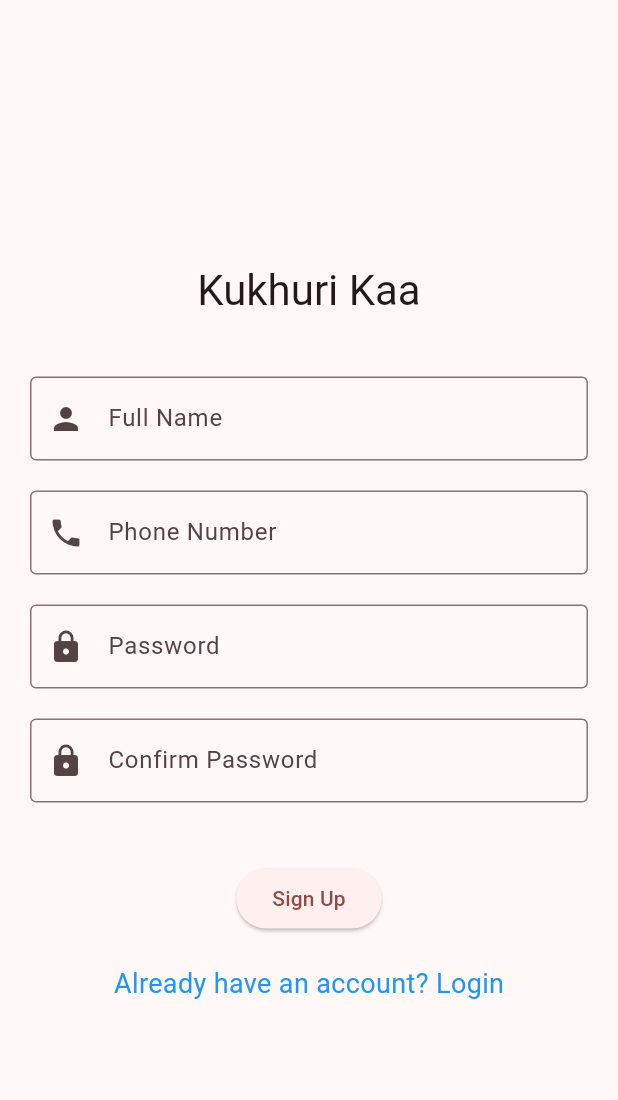
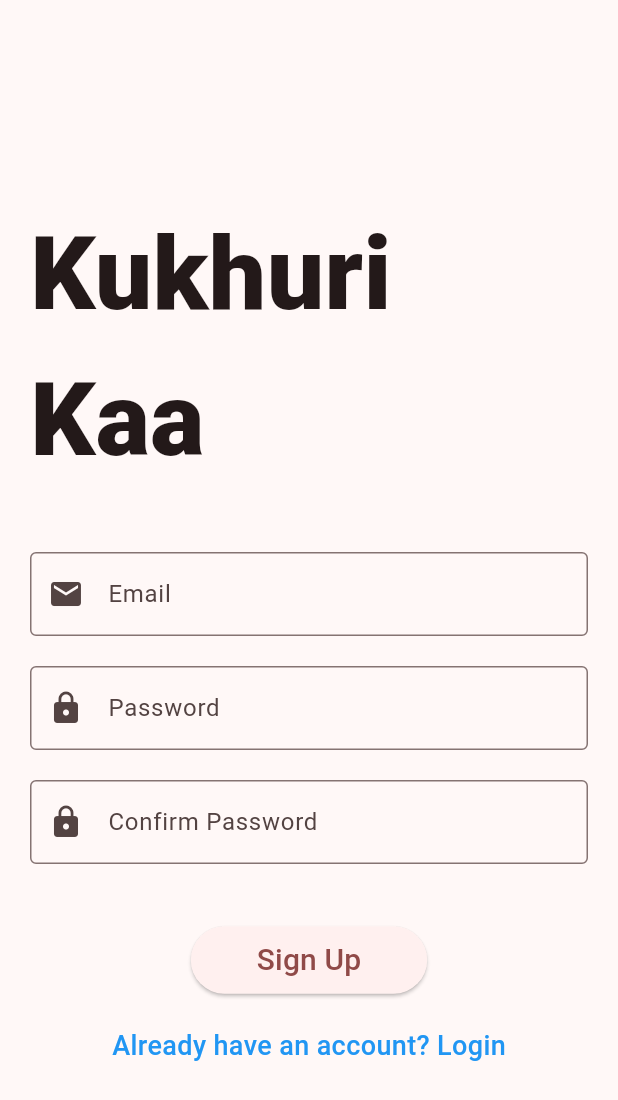
Before and after one commit to NabinPaudel001/KukhuriKaa, a Flutter app: the screen it shows after launch, after a tap on an icon or button, on a phone screen of 412 x 824 dp. Shown: the top 1100 px of the screen. Run offline on Flutter 3.47's test engine with Material 3 defaults, Android fonts, the phone set to English and light mode, and no system bars; our stand-ins replace dashed_circular_progress_bar, firebase_auth, firebase_core, fl_chart, google_nav_bar; accounts and stored records are empty; network calls fail.

Commit message:
Authentication System for Login and Signup implemented.

```diff
--- a/lib/main.dart
+++ b/lib/main.dart
@@ -1,14 +1,16 @@
+import 'package:firebase_core/firebase_core.dart';
 import 'package:flutter/material.dart';
-import 'package:adaptive_theme/adaptive_theme.dart';
 import 'package:kukhurikaa/pages/dashboard_page.dart';
 import 'package:kukhurikaa/pages/login_page.dart';
 import 'package:kukhurikaa/pages/sign_up_page.dart';
+import 'package:kukhurikaa/pages/wrapper.dart';
 import 'package:kukhurikaa/providers/control_provider.dart';
 import 'package:kukhurikaa/providers/control_state.dart';
-// import 'package:kukhurikaa/providers/control_state.dart';
 import 'package:provider/provider.dart';
 
-void main() {
+void main() async {
+  WidgetsFlutterBinding.ensureInitialized();
+  await Firebase.initializeApp();
   runApp(MultiProvider(providers: [
     ChangeNotifierProvider(
       create: (context) => ControlState(),
@@ -43,10 +45,10 @@ class MainApp extends StatelessWidget {
           ),
         ),
       ),
-      home: const LoginPage(),
+      home: Wrapper(),
       routes: {
-        '/signup': (context) =>
-            const SignUpPage(), // Define a route for the sign-up page
+        '/dashboard_page': (context) => const DashboardPage(),
+        '/signup': (context) => const SignUpPage(),
       },
     );
   }
--- a/lib/pages/login_page.dart
+++ b/lib/pages/login_page.dart
@@ -1,7 +1,42 @@
+import 'package:firebase_auth/firebase_auth.dart';
 import 'package:flutter/material.dart';
+import 'package:kukhurikaa/pages/dashboard_page.dart';
 
-class LoginPage extends StatelessWidget {
+class LoginPage extends StatefulWidget {
   const LoginPage({super.key});
+
+  @override
+  State<LoginPage> createState() => _LoginPageState();
+}
+
+class _LoginPageState extends State<LoginPage> {
+  TextEditingController _emailController = TextEditingController();
+  TextEditingController _passwordController = TextEditingController();
+  bool _isLoading = false; // Track loading state
+
+  signIn() async {
+    setState(() {
+      _isLoading = true; // Start loading
+    });
+    try {
+      await FirebaseAuth.instance.signInWithEmailAndPassword(
+          email: _emailController.text, password: _passwordController.text);
+      // Navigate to the home screen or next page
+      Navigator.pushAndRemoveUntil(
+        context,
+        MaterialPageRoute(builder: (context) => DashboardPage()),
+        (route) => false,
+      ); // This ensures all previous routes are removed);
+    } on FirebaseAuthException catch (e) {
+      ScaffoldMessenger.of(context).showSnackBar(SnackBar(
+        content: Text(e.message ?? 'An error occurred'),
+      ));
+    } finally {
+      setState(() {
+        _isLoading = false; // Stop loading
+      });
+    }
+  }
 
   @override
   Widget build(BuildContext context) {
@@ -14,19 +49,26 @@ class LoginPage extends StatelessWidget {
           children: [
             // Image.asset('assets/logo.png', width: 100), // Logo
             SizedBox(height: 20),
-            Text('Kukhuri Kaa',
-                style: Theme.of(context).textTheme.headlineMedium),
+            Text(
+              'Kukhuri Kaa',
+              style: TextStyle(
+                fontSize: 68,
+                fontWeight: FontWeight.w800,
+              ),
+            ),
             SizedBox(height: 40),
             TextField(
+              controller: _emailController,
               decoration: InputDecoration(
-                labelText: 'Phone Number',
-                prefixIcon: Icon(Icons.phone),
+                labelText: 'Email Address',
+                prefixIcon: Icon(Icons.mail),
                 border: OutlineInputBorder(),
               ),
-              keyboardType: TextInputType.phone,
+              keyboardType: TextInputType.emailAddress,
             ),
             SizedBox(height: 20),
             TextField(
+              controller: _passwordController,
               obscureText: true,
               decoration: InputDecoration(
                 labelText: 'Password',
@@ -35,21 +77,32 @@ class LoginPage extends StatelessWidget {
               ),
             ),
             SizedBox(height: 40),
-            ElevatedButton(
-              onPressed: () {
-                // Handle login logic here
-              },
-              child: Text('Login'),
-            ),
+            _isLoading
+                ? Center(
+                    child:
+                        CircularProgressIndicator()) // Show loader when logging in
+                : ElevatedButton(
+                    onPressed: signIn,
+                    child: Padding(
+                      padding: const EdgeInsets.fromLTRB(20, 8, 20, 8),
+                      child: Text(
+                        'Login',
+                        style: TextStyle(fontSize: 20),
+                      ),
+                    ),
+                  ),
             SizedBox(height: 20),
             GestureDetector(
               onTap: () {
-                // Navigate to Sign-Up page
                 Navigator.pushNamed(context, '/signup');
               },
               child: Text(
                 'Don\'t have an account? Sign Up',
-                style: TextStyle(color: Colors.blue, fontSize: 18),
+                style: TextStyle(
+                  color: Colors.blue,
+                  fontSize: 18,
+                  fontWeight: FontWeight.w500,
+                ),
               ),
             ),
           ],
--- a/lib/pages/sign_up_page.dart
+++ b/lib/pages/sign_up_page.dart
@@ -1,7 +1,58 @@
+import 'package:firebase_auth/firebase_auth.dart';
 import 'package:flutter/material.dart';
+import 'package:kukhurikaa/pages/dashboard_page.dart';
 
-class SignUpPage extends StatelessWidget {
+class SignUpPage extends StatefulWidget {
   const SignUpPage({super.key});
+
+  @override
+  State<SignUpPage> createState() => _SignUpPageState();
+}
+
+class _SignUpPageState extends State<SignUpPage> {
+  // final _fullNameController = TextEditingController();
+  final _emailController = TextEditingController();
+  final _passwordController = TextEditingController();
+  final _confirmPasswordController = TextEditingController();
+  final FirebaseAuth _auth = FirebaseAuth.instance;
+  bool _isLoading = false;
+
+  void _signUp() async {
+    setState(() {
+      _isLoading = true; // Start loading
+    });
+    if (_passwordController.text != _confirmPasswordController.text) {
+      ScaffoldMessenger.of(context).showSnackBar(
+        SnackBar(
+          content: Text('Passwords do not match!'),
+        ),
+      );
+      return;
+    }
+
+    try {
+      // Register the user using email and password
+      await _auth.createUserWithEmailAndPassword(
+        email: _emailController.text, // Use email provided by the user
+        password: _passwordController.text,
+      );
+      // Navigate to the home screen or next page
+      Navigator.pushAndRemoveUntil(
+        context,
+        MaterialPageRoute(builder: (context) => DashboardPage()),
+        (route) => false,
+      ); // This ensures all previous routes are removed); // Replace with your home screen
+    } on FirebaseAuthException catch (e) {
+      // Handle errors
+      ScaffoldMessenger.of(context).showSnackBar(SnackBar(
+        content: Text(e.message ?? 'An error occurred'),
+      ));
+    } finally {
+      setState(() {
+        _isLoading = false; // Stop loading
+      });
+    }
+  }
 
   @override
   Widget build(BuildContext context) {
@@ -12,29 +63,36 @@ class SignUpPage extends StatelessWidget {
           mainAxisAlignment: MainAxisAlignment.center,
           crossAxisAlignment: CrossAxisAlignment.center,
           children: [
-            // Image.asset('assets/logo.png', width: 100), // Logo
             SizedBox(height: 20),
-            Text('Kukhuri Kaa',
-                style: Theme.of(context).textTheme.headlineMedium),
+            Text(
+              'Kukhuri Kaa',
+              style: TextStyle(
+                fontSize: 68,
+                fontWeight: FontWeight.w800,
+              ),
+            ),
             SizedBox(height: 40),
+            // TextField(
+            //   // controller: _fullNameController,
+            //   decoration: InputDecoration(
+            //     labelText: 'Full Name',
+            //     prefixIcon: Icon(Icons.person),
+            //     border: OutlineInputBorder(),
+            //   ),
+            // ),
+            // SizedBox(height: 20),
             TextField(
+              controller: _emailController,
               decoration: InputDecoration(
-                labelText: 'Full Name',
-                prefixIcon: Icon(Icons.person),
+                labelText: 'Email',
+                prefixIcon: Icon(Icons.email),
                 border: OutlineInputBorder(),
               ),
+              keyboardType: TextInputType.emailAddress,
             ),
             SizedBox(height: 20),
             TextField(
-              decoration: InputDecoration(
-                labelText: 'Phone Number',
-                prefixIcon: Icon(Icons.phone),
-                border: OutlineInputBorder(),
-              ),
-              keyboardType: TextInputType.phone,
-            ),
-            SizedBox(height: 20),
-            TextField(
+              controller: _passwordController,
               obscureText: true,
               decoration: InputDecoration(
                 labelText: 'Password',
@@ -44,6 +102,7 @@ class SignUpPage extends StatelessWidget {
             ),
             SizedBox(height: 20),
             TextField(
+              controller: _confirmPasswordController,
               obscureText: true,
               decoration: InputDecoration(
                 labelText: 'Confirm Password',
@@ -52,21 +111,32 @@ class SignUpPage extends StatelessWidget {
               ),
             ),
             SizedBox(height: 40),
-            ElevatedButton(
-              onPressed: () {
-                // Handle sign-up logic here
-              },
-              child: Text('Sign Up'),
-            ),
+            _isLoading
+                ? Center(
+                    child:
+                        CircularProgressIndicator()) // Show loader when logging in
+                : ElevatedButton(
+                    onPressed: _signUp,
+                    child: Padding(
+                      padding: const EdgeInsets.fromLTRB(20, 8, 20, 8),
+                      child: Text(
+                        'Sign Up',
+                        style: TextStyle(fontSize: 20),
+                      ),
+                    ),
+                  ),
             SizedBox(height: 20),
             GestureDetector(
               onTap: () {
-                // Navigate back to Login page
                 Navigator.pop(context);
               },
               child: Text(
                 'Already have an account? Login',
-                style: TextStyle(color: Colors.blue, fontSize: 18),
+                style: TextStyle(
+                  color: Colors.blue,
+                  fontSize: 18,
+                  fontWeight: FontWeight.w500,
+                ),
               ),
             ),
           ],
--- /dev/null
+++ b/lib/pages/wrapper.dart
@@ -0,0 +1,30 @@
+import 'package:firebase_auth/firebase_auth.dart';
+import 'package:flutter/material.dart';
+import 'package:kukhurikaa/components/dashboard_content.dart';
+import 'package:kukhurikaa/pages/dashboard_page.dart';
+import 'package:kukhurikaa/pages/login_page.dart';
+
+class Wrapper extends StatefulWidget {
+  const Wrapper({super.key});
+
+  @override
+  State<Wrapper> createState() => _WrapperState();
+}
+
+class _WrapperState extends State<Wrapper> {
+  @override
+  Widget build(BuildContext context) {
+    return Scaffold(
+      body: StreamBuilder(
+        stream: FirebaseAuth.instance.authStateChanges(),
+        builder: (context, snapshot) {
+          if (snapshot.hasData) {
+            return DashboardPage();
+          } else {
+            return LoginPage();
+          }
+        },
+      ),
+    );
+  }
+}
```
Also changed, not shown: lib/pages/dashboard_page.dart (+43 -2 lines), 3 other files.
